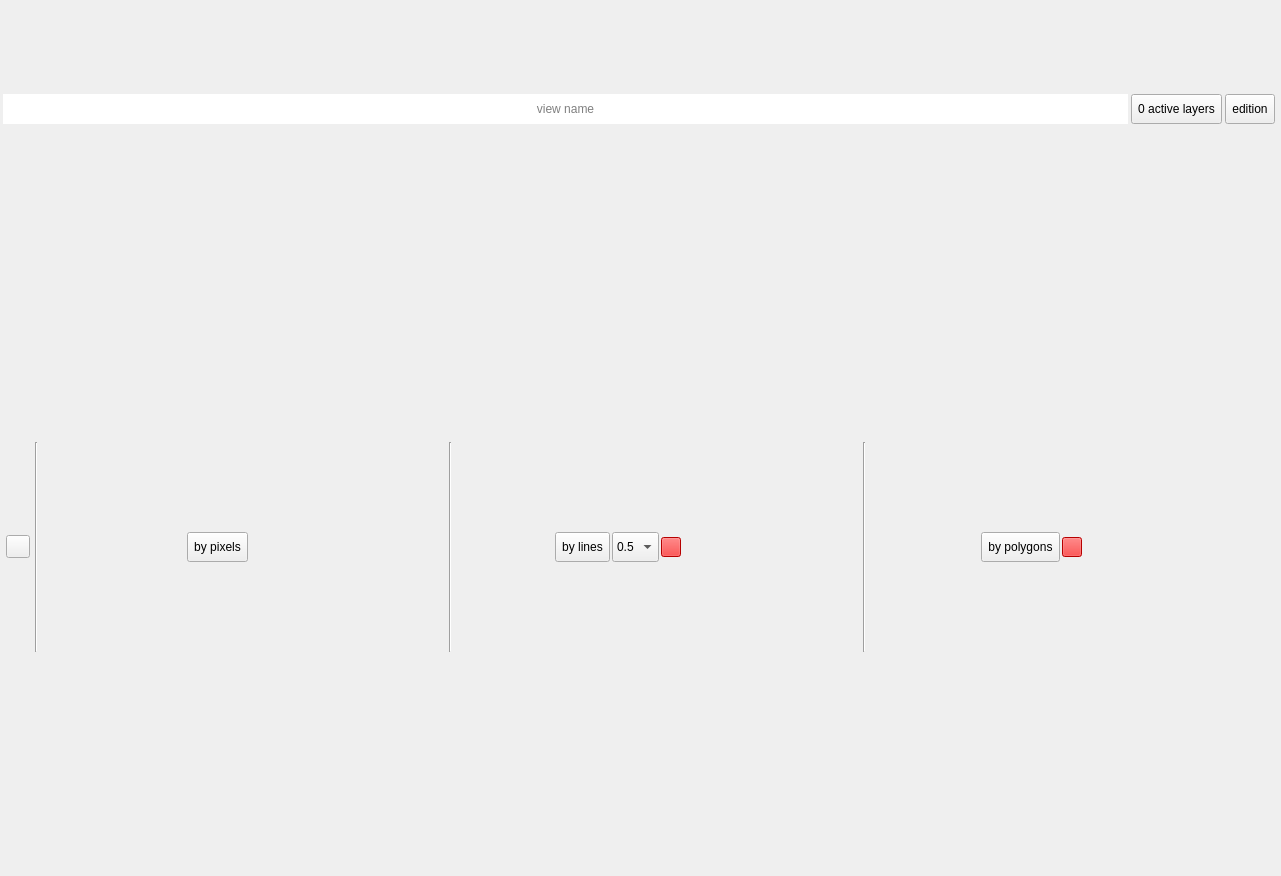
Old version of the form ui/view_widget_single.ui in the repository SMByC/ThRasE.
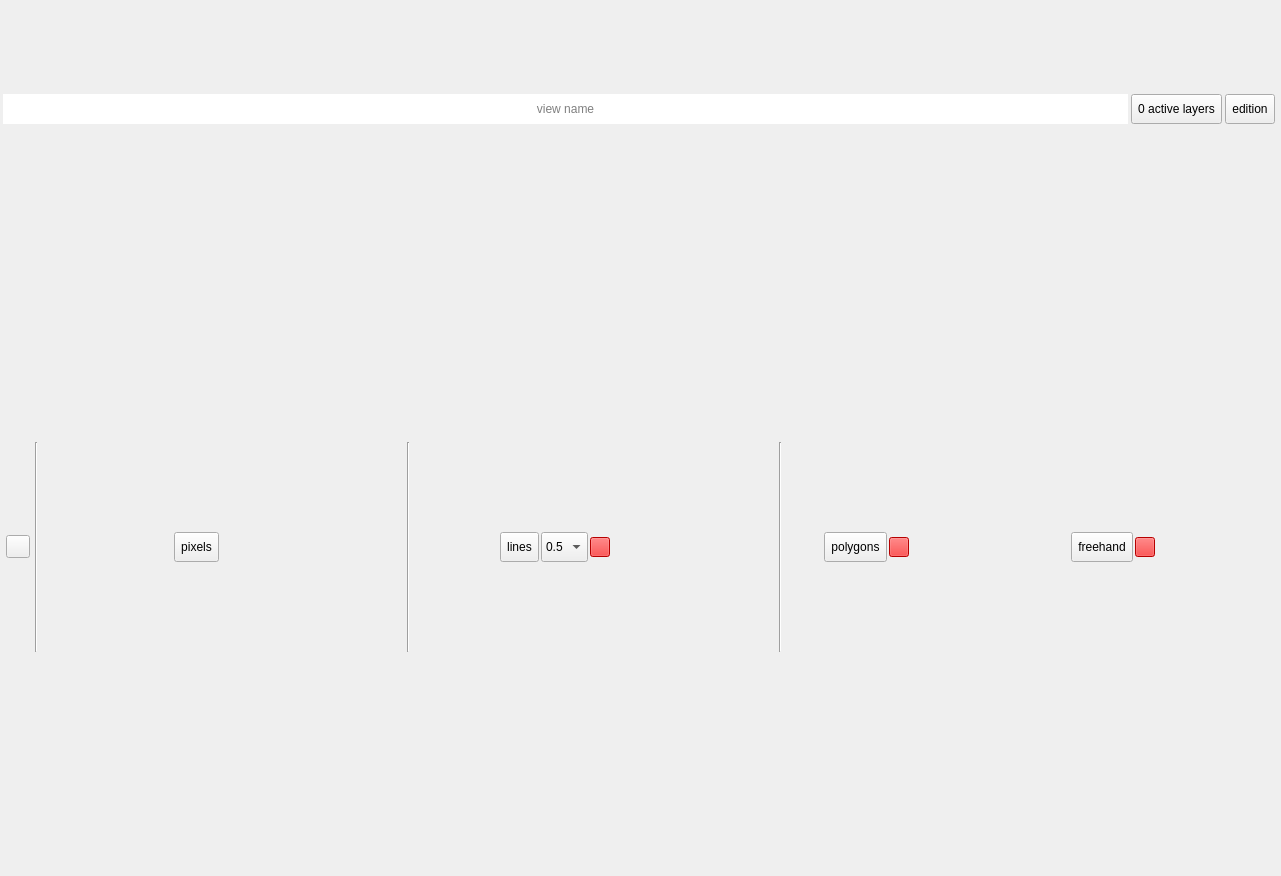
New version of the form. Icons and pictures are not drawn. Custom widgets are drawn as their Qt base class.

Commit message: Implemented freehand editing tool 2/2 (for the UI single view)

Patch:
```diff
--- a/ui/view_widget_single.ui
+++ b/ui/view_widget_single.ui
@@ -308,7 +308,7 @@
                <string>&lt;html&gt;&lt;head/&gt;&lt;body&gt;&lt;p&gt;Edit the clicked pixel, the pixel will change according to the values of the recode pixel table.&lt;/p&gt;&lt;p&gt;Controls:&lt;/p&gt;&lt;p&gt;- Left mouse: change the pixel clicked&lt;/p&gt;&lt;p&gt;- Click again or Esc: exit of edit mode&lt;/p&gt;&lt;/body&gt;&lt;/html&gt;</string>
               </property>
               <property name="text">
-               <string>by pixels</string>
+               <string>pixels</string>
               </property>
               <property name="icon">
                <iconset>
@@ -490,7 +490,7 @@
                <string>&lt;html&gt;&lt;head/&gt;&lt;body&gt;&lt;p&gt;Edit all pixels around lines using buffer value, the pixel will change according to the values of the recode pixel table.&lt;/p&gt;&lt;p&gt;Controls:&lt;/p&gt;&lt;p&gt;- Left mouse: a new point of the line&lt;/p&gt;&lt;p&gt;- Backspace or Del: for delete the last point&lt;/p&gt;&lt;p&gt;- Right mouse or Enter: for finish the current line&lt;/p&gt;&lt;p&gt;- Click again or Esc: exit of edit mode&lt;/p&gt;&lt;/body&gt;&lt;/html&gt;</string>
               </property>
               <property name="text">
-               <string>by lines</string>
+               <string>lines</string>
               </property>
               <property name="icon">
                <iconset>
@@ -795,7 +795,7 @@
                <string>&lt;html&gt;&lt;head/&gt;&lt;body&gt;&lt;p&gt;Edit all pixels inside the polygon, the pixel will change according to the values of the recode pixel table.&lt;/p&gt;&lt;p&gt;Controls:&lt;/p&gt;&lt;p&gt;- Left mouse: a new point of the polygon&lt;/p&gt;&lt;p&gt;- Backspace or Del: for delete the last point&lt;/p&gt;&lt;p&gt;- Right mouse or Enter: for finish the current polygon&lt;/p&gt;&lt;p&gt;- Click again or Esc: exit of edit mode&lt;/p&gt;&lt;/body&gt;&lt;/html&gt;</string>
               </property>
               <property name="text">
-               <string>by polygons</string>
+               <string>polygons</string>
               </property>
               <property name="icon">
                <iconset>
@@ -944,6 +944,230 @@
               </property>
              </spacer>
             </item>
+            <item>
+             <widget class="QWidget" name="EditionWidget_ByFreehand" native="true">
+              <layout class="QVBoxLayout" name="verticalLayout_6">
+               <property name="spacing">
+                <number>2</number>
+               </property>
+               <property name="leftMargin">
+                <number>0</number>
+               </property>
+               <property name="topMargin">
+                <number>0</number>
+               </property>
+               <property name="rightMargin">
+                <number>0</number>
+               </property>
+               <property name="bottomMargin">
+                <number>0</number>
+               </property>
+               <item>
+                <widget class="QWidget" name="widget_4" native="true">
+                 <layout class="QHBoxLayout" name="horizontalLayout_9">
+                  <property name="spacing">
+                   <number>2</number>
+                  </property>
+                  <property name="leftMargin">
+                   <number>0</number>
+                  </property>
+                  <property name="topMargin">
+                   <number>0</number>
+                  </property>
+                  <property name="rightMargin">
+                   <number>0</number>
+                  </property>
+                  <property name="bottomMargin">
+                   <number>0</number>
+                  </property>
+                  <item>
+                   <spacer name="horizontalSpacer_14">
+                    <property name="orientation">
+                     <enum>Qt::Horizontal</enum>
+                    </property>
+                    <property name="sizeHint" stdset="0">
+                     <size>
+                      <width>40</width>
+                      <height>20</height>
+                     </size>
+                    </property>
+                   </spacer>
+                  </item>
+                  <item>
+                   <widget class="QToolButton" name="FreehandPicker">
+                    <property name="maximumSize">
+                     <size>
+                      <width>16777215</width>
+                      <height>30</height>
+                     </size>
+                    </property>
+                    <property name="font">
+                     <font>
+                      <pointsize>9</pointsize>
+                     </font>
+                    </property>
+                    <property name="cursor">
+                     <cursorShape>PointingHandCursor</cursorShape>
+                    </property>
+                    <property name="toolTip">
+                     <string>&lt;html&gt;&lt;head/&gt;&lt;body&gt;&lt;p&gt;Edit all pixels inside the freehand drawn region, the pixel will change according to the values of the recode pixel table.&lt;/p&gt;&lt;p&gt;Controls:&lt;/p&gt;&lt;p&gt;- Left mouse (click and hold): to start and draw a freehand region&lt;/p&gt;&lt;p&gt;- Release for finish the current freehand region&lt;/p&gt;&lt;p&gt;- Click again or Esc: exit of edit mode&lt;/p&gt;&lt;/body&gt;&lt;/html&gt;</string>
+                    </property>
+                    <property name="text">
+                     <string>freehand</string>
+                    </property>
+                    <property name="icon">
+                     <iconset>
+                      <normaloff>:/plugins/thrase/icons/polygon_picker.svg</normaloff>:/plugins/thrase/icons/polygon_picker.svg</iconset>
+                    </property>
+                    <property name="checkable">
+                     <bool>true</bool>
+                    </property>
+                    <property name="toolButtonStyle">
+                     <enum>Qt::ToolButtonTextBesideIcon</enum>
+                    </property>
+                   </widget>
+                  </item>
+                  <item>
+                   <widget class="QToolButton" name="FreehandColor">
+                    <property name="maximumSize">
+                     <size>
+                      <width>20</width>
+                      <height>20</height>
+                     </size>
+                    </property>
+                    <property name="cursor">
+                     <cursorShape>PointingHandCursor</cursorShape>
+                    </property>
+                    <property name="toolTip">
+                     <string>Select the color for the freehand regions</string>
+                    </property>
+                    <property name="styleSheet">
+                     <string notr="true">
+QToolButton
+{
+   background-color:red;
+}</string>
+                    </property>
+                    <property name="text">
+                     <string/>
+                    </property>
+                   </widget>
+                  </item>
+                  <item>
+                   <widget class="QWidget" name="Tools_pickerFreehand" native="true">
+                    <property name="maximumSize">
+                     <size>
+                      <width>16777215</width>
+                      <height>30</height>
+                     </size>
+                    </property>
+                    <layout class="QHBoxLayout" name="horizontalLayout_10">
+                     <property name="spacing">
+                      <number>3</number>
+                     </property>
+                     <property name="leftMargin">
+                      <number>0</number>
+                     </property>
+                     <property name="topMargin">
+                      <number>0</number>
+                     </property>
+                     <property name="rightMargin">
+                      <number>0</number>
+                     </property>
+                     <property name="bottomMargin">
+                      <number>0</number>
+                     </property>
+                     <item>
+                      <widget class="QToolButton" name="UndoFreehand">
+                       <property name="enabled">
+                        <bool>false</bool>
+                       </property>
+                       <property name="cursor">
+                        <cursorShape>PointingHandCursor</cursorShape>
+                       </property>
+                       <property name="toolTip">
+                        <string>Undo the last freehand region created (limited to 20)</string>
+                       </property>
+                       <property name="icon">
+                        <iconset>
+                         <normaloff>:/plugins/thrase/icons/undo.svg</normaloff>:/plugins/thrase/icons/undo.svg</iconset>
+                       </property>
+                       <property name="toolButtonStyle">
+                        <enum>Qt::ToolButtonIconOnly</enum>
+                       </property>
+                       <property name="autoRaise">
+                        <bool>true</bool>
+                       </property>
+                      </widget>
+                     </item>
+                     <item>
+                      <widget class="QToolButton" name="RedoFreehand">
+                       <property name="enabled">
+                        <bool>false</bool>
+                       </property>
+                       <property name="cursor">
+                        <cursorShape>PointingHandCursor</cursorShape>
+                       </property>
+                       <property name="toolTip">
+                        <string>Redo the last undone freehand region</string>
+                       </property>
+                       <property name="icon">
+                        <iconset>
+                         <normaloff>:/plugins/thrase/icons/redo.svg</normaloff>:/plugins/thrase/icons/redo.svg</iconset>
+                       </property>
+                       <property name="toolButtonStyle">
+                        <enum>Qt::ToolButtonIconOnly</enum>
+                       </property>
+                       <property name="autoRaise">
+                        <bool>true</bool>
+                       </property>
+                      </widget>
+                     </item>
+                     <item>
+                      <widget class="QToolButton" name="CleanAllFreehand">
+                       <property name="enabled">
+                        <bool>false</bool>
+                       </property>
+                       <property name="cursor">
+                        <cursorShape>PointingHandCursor</cursorShape>
+                       </property>
+                       <property name="toolTip">
+                        <string>&lt;html&gt;&lt;head/&gt;&lt;body&gt;&lt;p&gt;Clean all freehand regions drawn, this action does not undo the changes made&lt;/p&gt;&lt;/body&gt;&lt;/html&gt;</string>
+                       </property>
+                       <property name="icon">
+                        <iconset>
+                         <normaloff>:/plugins/thrase/icons/trash.svg</normaloff>:/plugins/thrase/icons/trash.svg</iconset>
+                       </property>
+                       <property name="toolButtonStyle">
+                        <enum>Qt::ToolButtonIconOnly</enum>
+                       </property>
+                       <property name="autoRaise">
+                        <bool>true</bool>
+                       </property>
+                      </widget>
+                     </item>
+                    </layout>
+                   </widget>
+                  </item>
+                  <item>
+                   <spacer name="horizontalSpacer_15">
+                    <property name="orientation">
+                     <enum>Qt::Horizontal</enum>
+                    </property>
+                    <property name="sizeHint" stdset="0">
+                     <size>
+                      <width>40</width>
+                      <height>20</height>
+                     </size>
+                    </property>
+                   </spacer>
+                  </item>
+                 </layout>
+                </widget>
+               </item>
+              </layout>
+             </widget>
+            </item>
            </layout>
           </widget>
          </item>
```
Left out of the diff: 4 changed lines with no effect on the pictures.
